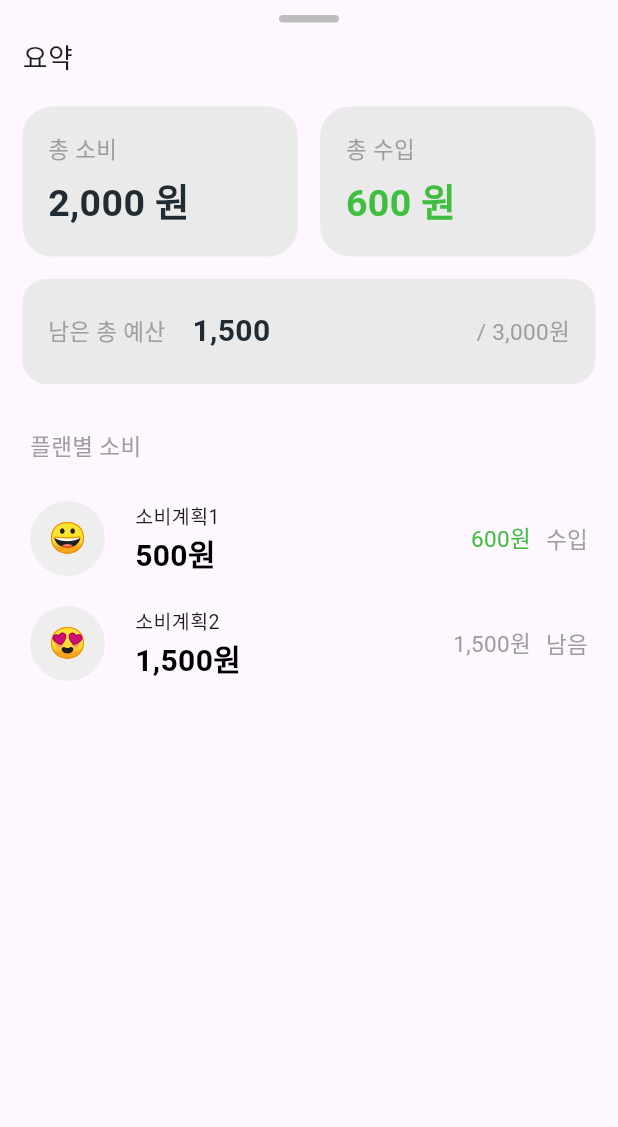
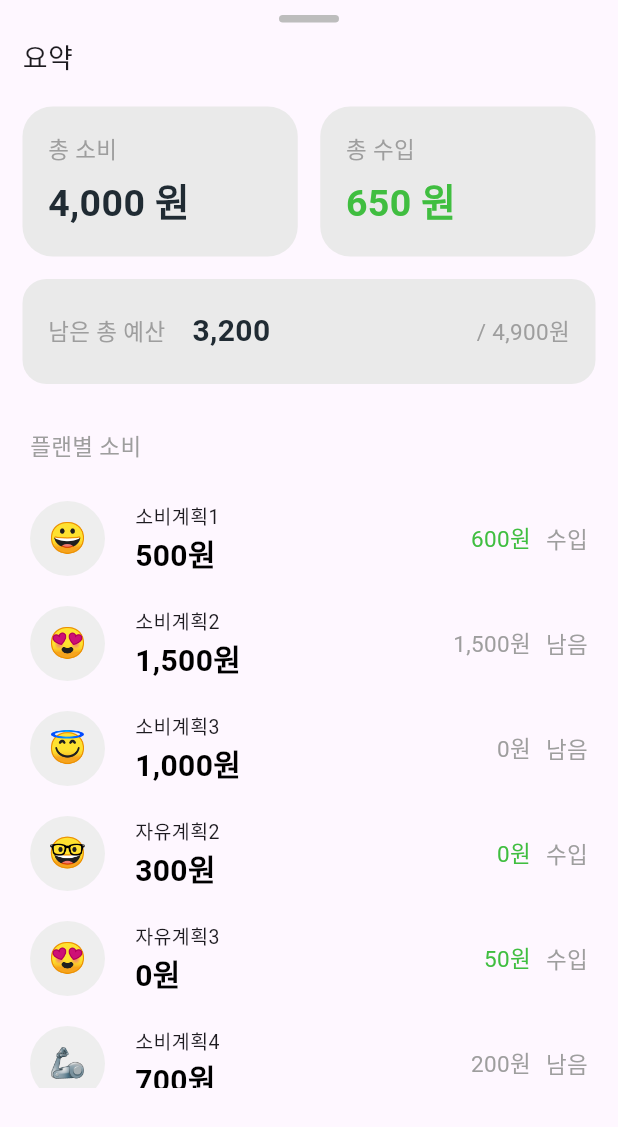
Before and after one commit to flutter-fantastic-crew/sk, a Flutter app: the PlanSummeryBottomSheet widget shown alone on an empty page, opened directly, on a phone screen of 412 x 824 dp. Shown: the top 1127 px of the screen. Run offline on Flutter 3.47's test engine with Material 3 defaults, Android fonts, the phone set to English and light mode, and no system bars.

Commit message:
feat: 바텀시트 스크롤 추가

```diff
--- a/lib/view_model/plan_view_model.dart
+++ b/lib/view_model/plan_view_model.dart
@@ -60,7 +60,93 @@ class PlanViewModel extends ChangeNotifier {
             amount: 800,
           )
         ],
-        totalAmount: 3000)
+        totalAmount: 3000),
+    PlanEntity(
+        id: 1,
+        type: 'SET',
+        startDate: DateTime.now(),
+        endDate: DateTime.now(),
+        memo: "소비계획3메모",
+        name: "소비계획3",
+        icon: "😇",
+        planHistory: [
+          PlanHistoryEntity(
+            id: 0,
+            type: "EXPENSE",
+            memo: "메모1",
+            createAt: DateTime.now(),
+            amount: 300,
+          ),
+          PlanHistoryEntity(
+            id: 1,
+            type: "EXPENSE",
+            memo: "메모2",
+            createAt: DateTime.now(),
+            amount: 700,
+          )
+        ],
+        totalAmount: 1000),
+    PlanEntity(
+        id: 1,
+        type: 'FREE',
+        startDate: DateTime.now(),
+        endDate: DateTime.now(),
+        memo: "자유계획2메모",
+        name: "자유계획2",
+        icon: "🤓",
+        planHistory: [
+          PlanHistoryEntity(
+            id: 0,
+            type: "EXPENSE",
+            memo: "메모1",
+            createAt: DateTime.now(),
+            amount: 200,
+          ),
+          PlanHistoryEntity(
+            id: 1,
+            type: "EXPENSE",
+            memo: "메모2",
+            createAt: DateTime.now(),
+            amount: 100,
+          )
+        ],
+        totalAmount: 1000),
+    PlanEntity(
+        id: 1,
+        type: 'FREE',
+        startDate: DateTime.now(),
+        endDate: DateTime.now(),
+        memo: "자유계획3메모",
+        name: "자유계획3",
+        icon: "😍",
+        planHistory: [
+          PlanHistoryEntity(
+            id: 1,
+            type: "INCOME",
+            memo: "메모2",
+            createAt: DateTime.now(),
+            amount: 50,
+          )
+        ],
+        totalAmount: 500),
+    PlanEntity(
+        id: 1,
+        type: 'SET',
+        startDate: DateTime.now(),
+        endDate: DateTime.now(),
+        memo: "소비계획4메모",
+        name: "소비계획4",
+        icon: "🦾",
+        planHistory: [
+          PlanHistoryEntity(
+            id: 0,
+            type: "EXPENSE",
+            memo: "메모1",
+            createAt: DateTime.now(),
+            amount: 700,
+          ),
+        ],
+        totalAmount: 900),
   ];
 
   List<PlanEntity> get plans => _plans; // 접근제어자에 대한 get만 허용
--- a/lib/widget/plan_summary_bottom_sheet.dart
+++ b/lib/widget/plan_summary_bottom_sheet.dart
@@ -16,6 +16,8 @@ class PlanSummeryBottomSheet extends StatelessWidget {
     return FractionallySizedBox(
       //상위 부모의 사이즈 비율을 지정하여 child의 크기를 정하기
       heightFactor: 0.88,
+      child: Scrollbar(
+        child: SingleChildScrollView(
           child: Column(
             children: <Widget>[
               const SizedBox(height: 10),
@@ -132,10 +134,11 @@ class PlanSummeryBottomSheet extends StatelessWidget {
                   ],
                 ),
               ),
-          Expanded(
-            child: Consumer<PlanViewModel>(
+              Consumer<PlanViewModel>(
                 builder: (context, viewModel, child) {
                   return ListView.builder(
+                    shrinkWrap: true,
+                    physics: const NeverScrollableScrollPhysics(),
                     itemCount: viewModel.plans.length,
                     itemBuilder: (context, index) {
                       final plan = viewModel.plans[index];
@@ -144,8 +147,9 @@ class PlanSummeryBottomSheet extends StatelessWidget {
                   );
                 },
               ),
+            ],
           ),
-        ],
+        ),
       ),
     );
   }
```
Lines whose indentation alone changed are shown as unchanged.
